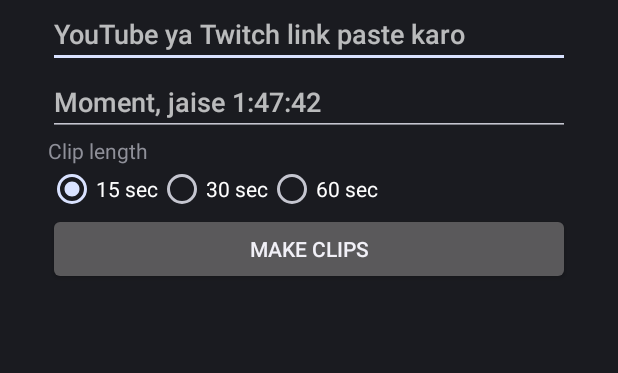
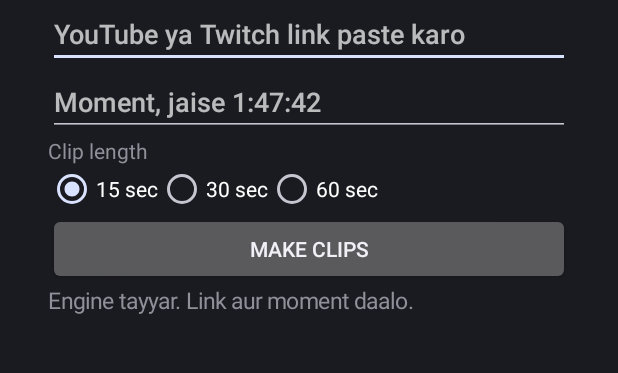
Before and after one commit to ss7962386-a11y/Clipper-app, an Android app: the screen it shows after launch (MainActivity), on a phone screen of 412 x 824 dp, the part 261-634 px from its top. Run offline under Robolectric (Android 15) with nearby library versions, the phone set to English and light mode, and no system bars; libraries missing offline, so code that uses them is left out: com.yausername.ffmpeg, com.yausername.youtubedl_android; 2 statements that could not run were skipped.

Commit message:
Update MainActivity.kt

```diff
--- a/app/src/main/java/com/example/clipper/MainActivity.kt
+++ b/app/src/main/java/com/example/clipper/MainActivity.kt
@@ -6,6 +6,7 @@ import android.os.Build
 import android.os.Bundle
 import android.provider.MediaStore
 import android.widget.*
+import com.yausername.ffmpeg.FFmpeg
 import com.yausername.youtubedl_android.YoutubeDL
 import com.yausername.youtubedl_android.YoutubeDLRequest
 import java.io.File
@@ -71,9 +72,26 @@ class MainActivity : Activity() {
 
         val btn = Button(this)
         btn.text = "Make clips"
+        btn.isEnabled = false
 
         val result = TextView(this)
         result.textSize = 15f
+        result.text = "Engine tayyar ho raha hai..."
+
+        Thread {
+            try {
+                YoutubeDL.getInstance().init(applicationContext)
+                FFmpeg.getInstance().init(applicationContext)
+                runOnUiThread {
+                    result.text = "Engine tayyar. Link aur moment daalo."
+                    btn.isEnabled = true
+                }
+            } catch (t: Throwable) {
+                runOnUiThread {
+                    result.text = "Engine error: ${t.javaClass.simpleName}: ${t.message}"
+                }
+            }
+        }.start()
 
         btn.setOnClickListener {
             val url = link.text.toString().trim()
@@ -108,9 +126,9 @@ class MainActivity : Activity() {
                         else "Download hua, par gallery mein save nahi hua"
                         btn.isEnabled = true
                     }
-                } catch (e: Exception) {
+                } catch (t: Throwable) {
                     runOnUiThread {
-                        result.text = "Error: ${e.message}"
+                        result.text = "Error: ${t.message}"
                         btn.isEnabled = true
                     }
                 }
```
